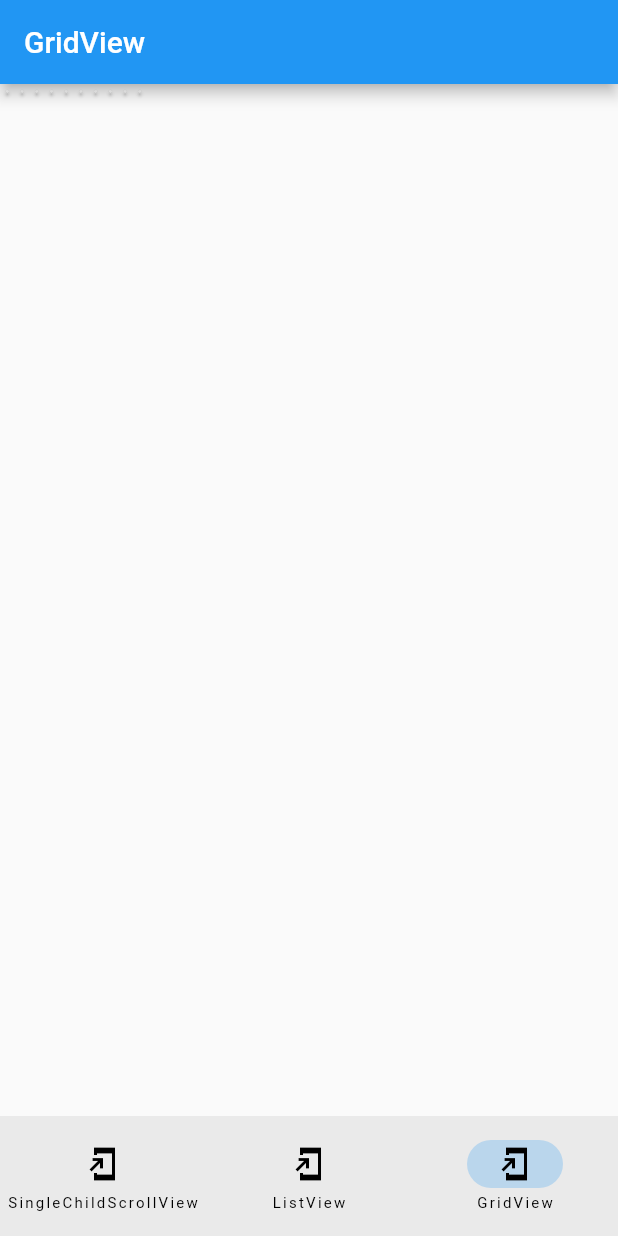
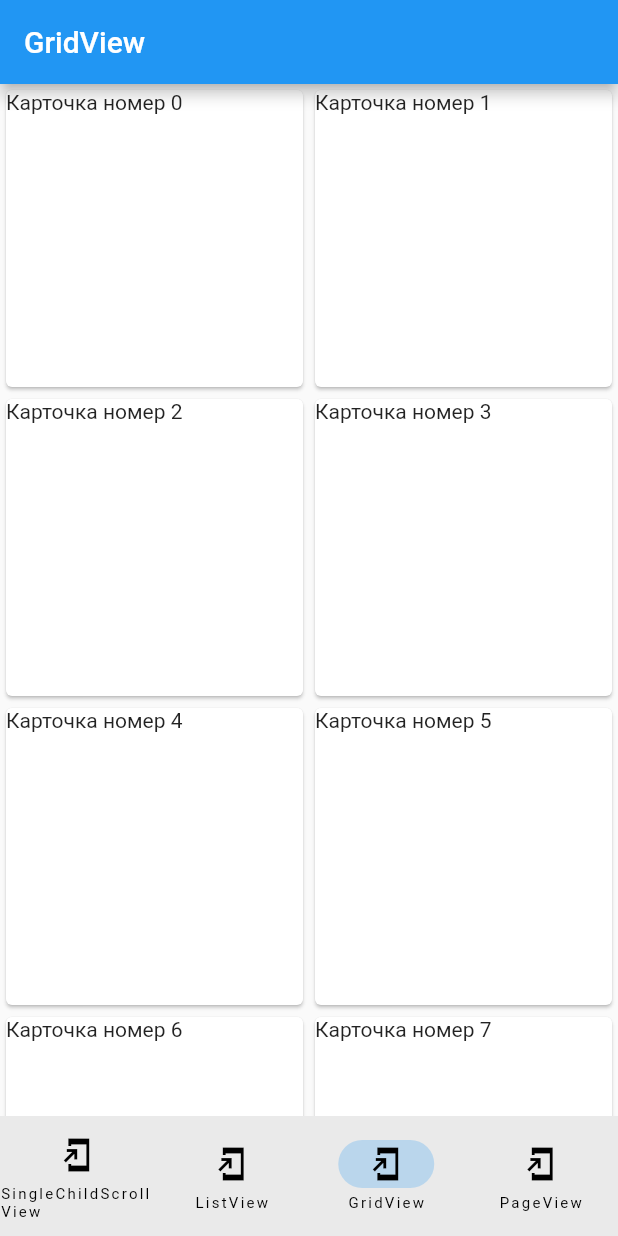
Before and after one commit to Bachar-official/flutter_education, a Flutter app: the screen it shows after launch, item 3 of the bottom bar chosen, on a phone screen of 412 x 824 dp. Run offline on Flutter 3.47's test engine with Material 2 defaults, Android fonts, the phone set to English and light mode, and no system bars.

```diff
--- a/lib/grid_view.dart
+++ b/lib/grid_view.dart
@@ -10,18 +10,40 @@ class GridViewExample extends StatelessWidget {
     ),
   );
 
-  //GridView.count
-  //GridView.extent
-
   @override
   Widget build(BuildContext context) {
     return Scaffold(
       appBar: AppBar(title: const Text('GridView')),
+
+      body: GridView(
+        gridDelegate: const SliverGridDelegateWithFixedCrossAxisCount(
+            crossAxisCount: 2),
+        children: cards,
+      ),
+
       // body: GridView.count(
       //   crossAxisCount: 2,
       //   children: cards,
       // ),
-      body: GridView.extent(maxCrossAxisExtent: 10, children: cards,),
+
+      // body: GridView.extent(
+      //   maxCrossAxisExtent: 100,
+      //   /*Максимальный размер карточки в пикселях*/
+      //   children: cards,
+      // ),
+
+      // body: GridView.builder(
+      //     gridDelegate: const SliverGridDelegateWithFixedCrossAxisCount(
+      //       crossAxisCount: 2,
+      //     ),
+      //     itemBuilder: (context, index) => cards[index]),
+
+      // body: GridView.custom(
+      //   gridDelegate:
+      //       const SliverGridDelegateWithFixedCrossAxisCount(crossAxisCount: 2),
+      //   childrenDelegate:
+      //       SliverChildBuilderDelegate((context, index) => cards[index]),
+      // ),
     );
   }
 }
--- a/lib/main.dart
+++ b/lib/main.dart
@@ -1,6 +1,7 @@
 import 'package:flutter/material.dart';
 import 'package:flutter_education/grid_view.dart';
 import 'package:flutter_education/list_view.dart';
+import 'package:flutter_education/page_view.dart';
 import 'package:flutter_education/single_scroll_screen.dart';
 
 void main() {
@@ -47,12 +48,14 @@ class _MyHomePageState extends State<MyHomePage> {
           NavigationDestination(icon: Icon(Icons.add_to_home_screen_sharp), label: 'SingleChildScrollView'),
           NavigationDestination(icon: Icon(Icons.add_to_home_screen_sharp), label: 'ListView'),
           NavigationDestination(icon: Icon(Icons.add_to_home_screen_sharp), label: 'GridView'),
+          NavigationDestination(icon: Icon(Icons.add_to_home_screen_sharp), label: 'PageView'),
         ],
       ),
       body: [
         SingleScroll(),
         ListViewExample(),
-        GridViewExample()
+        GridViewExample(),
+        PageViewExample()
       ][pageNumber],
     );
   }
```
Also changed, not shown: lib/page_view.dart (added, +35 -0 lines).
